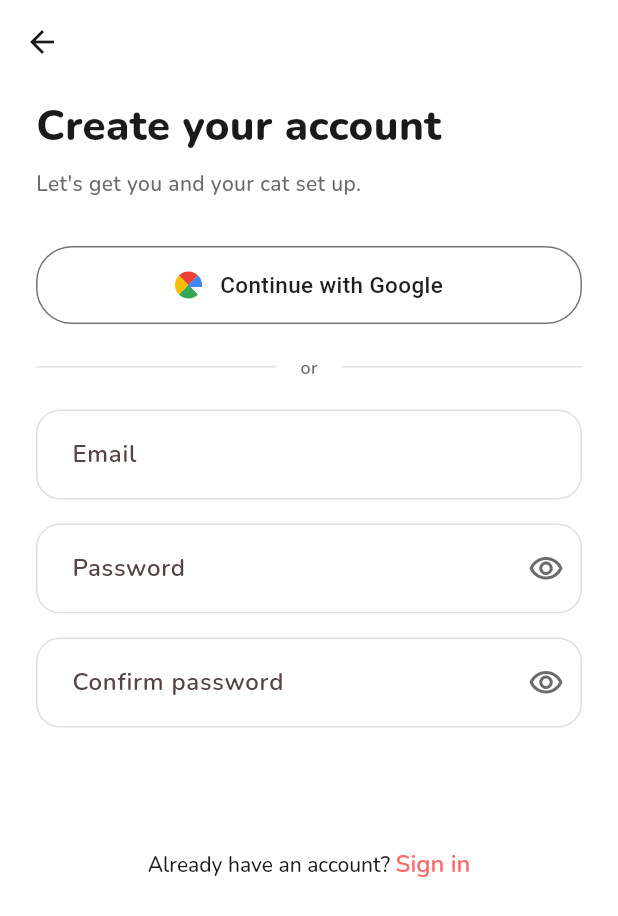
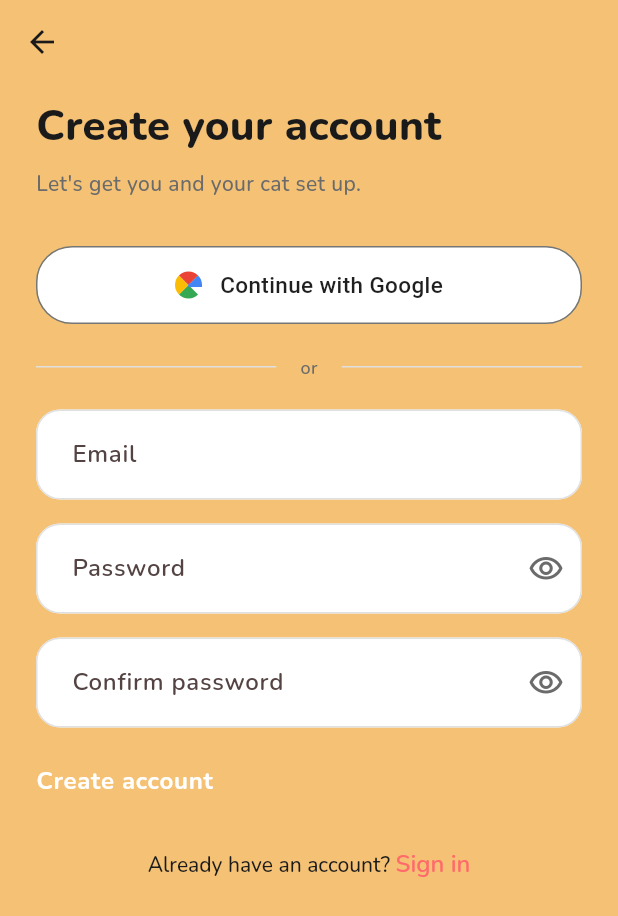
Before and after one commit to dhruvin-sarkar/Neko, a Flutter app: the screen it shows after launch, after a tap on an icon or button, on a phone screen of 412 x 824 dp. Shown: the top 916 px of the screen. Run offline on Flutter 3.47's test engine with Material 3 defaults, Android fonts, the phone set to English and light mode, and no system bars; drawn by our look-alikes of flutter_animate; our stand-ins replace audioplayers, cached_network_image, cloud_firestore, file_picker, firebase_auth, firebase_core and 11 more; missing offline and left inert: chiclet; accounts and stored records are empty; generated files the repository leaves out were written again.

Commit message:
Match login flow background to the warm amber home theme

```diff
--- a/lib/features/auth/ui/login_screen.dart
+++ b/lib/features/auth/ui/login_screen.dart
@@ -83,7 +83,7 @@
     final bool isLoading = ref.watch(authControllerProvider).isLoading;
 
     return Scaffold(
-      backgroundColor: AppColors.background,
+      backgroundColor: AppColors.homeBg,
       appBar: AppBar(automaticallyImplyLeading: false),
       body: SafeArea(
         child: SingleChildScrollView(
--- a/lib/features/auth/ui/register_screen.dart
+++ b/lib/features/auth/ui/register_screen.dart
@@ -74,7 +74,7 @@
     final bool isLoading = ref.watch(authControllerProvider).isLoading;
 
     return Scaffold(
-      backgroundColor: AppColors.background,
+      backgroundColor: AppColors.homeBg,
       appBar: AppBar(
         leading: BackButton(
           onPressed: isLoading ? null : () => context.go(Routes.login),
--- a/lib/features/auth/ui/splash_screen.dart
+++ b/lib/features/auth/ui/splash_screen.dart
@@ -14,7 +14,7 @@
   @override
   Widget build(BuildContext context) {
     return Scaffold(
-      backgroundColor: AppColors.background,
+      backgroundColor: AppColors.homeBg,
       body: Center(
         child: Column(
           mainAxisAlignment: MainAxisAlignment.center,
@@ -23,7 +23,7 @@
                   'Neko',
                   style: AppTextStyles.displayLarge.copyWith(
                     fontSize: 56,
-                    color: AppColors.primary,
+                    color: AppColors.darkBanner,
                   ),
                 )
                 .animate()
@@ -40,7 +40,7 @@
               width: 24,
               child: CircularProgressIndicator(
                 strokeWidth: 2.5,
-                color: AppColors.primary,
+                color: AppColors.darkBanner,
               ),
             ).animate(delay: 400.ms).fadeIn(duration: 300.ms),
           ],
```
